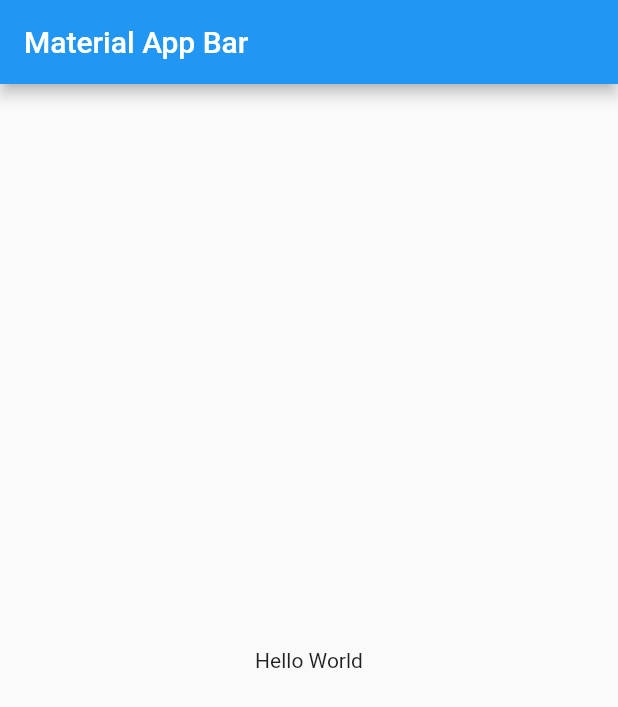
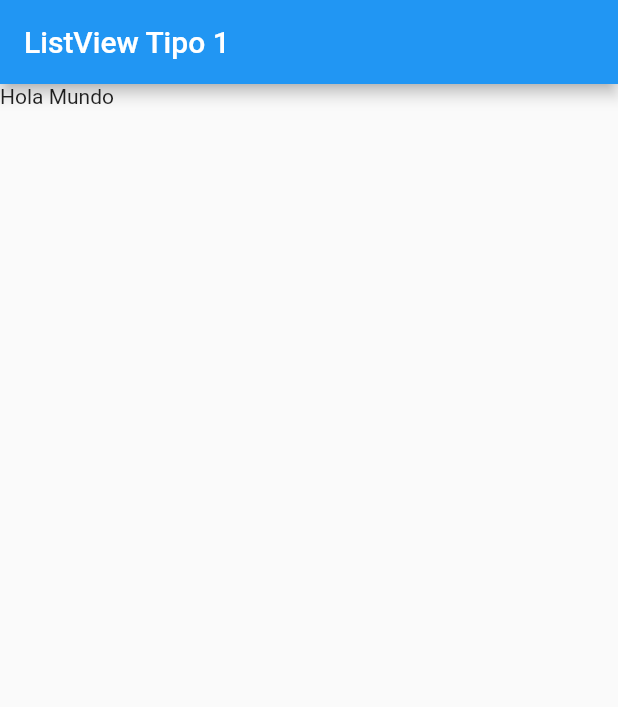
Before and after one commit to SEBASIAO/flutter_components, a Flutter app: the screen it shows after launch, on a phone screen of 412 x 824 dp. Shown: the top 707 px of the screen. Run offline on Flutter 3.47's test engine with Material 2 defaults, Android fonts, the phone set to English and light mode, and no system bars.

Commit message:
creating home screen with ListView component

```diff
--- a/lib/main.dart
+++ b/lib/main.dart
@@ -1,4 +1,5 @@
 import 'package:flutter/material.dart';
+import 'package:flutter_components/screens/listview1_screen.dart';
 
 void main() => runApp(const MyApp());
 
@@ -7,17 +8,10 @@ class MyApp extends StatelessWidget {
 
   @override
   Widget build(BuildContext context) {
-    return MaterialApp(
+    return const MaterialApp(
       debugShowCheckedModeBanner: false,
       title: 'Material App',
-      home: Scaffold(
-        appBar: AppBar(
-          title: const Text('Material App Bar'),
-        ),
-        body: const Center(
-          child: Text('Hello World'),
-        ),
-      ),
+      home: ListView1Screen(),
     );
   }
 }
--- /dev/null
+++ b/lib/screens/listview1_screen.dart
@@ -0,0 +1,17 @@
+import 'package:flutter/material.dart';
+
+class ListView1Screen extends StatelessWidget {
+  const ListView1Screen({Key? key}) : super(key: key);
+
+  @override
+  Widget build(BuildContext context) {
+    return Scaffold(
+      appBar: AppBar(
+        title: const Text("ListView Tipo 1"),
+      ),
+      body: ListView(
+        children: [Text("Hola Mundo")],
+      ),
+    );
+  }
+}
```
